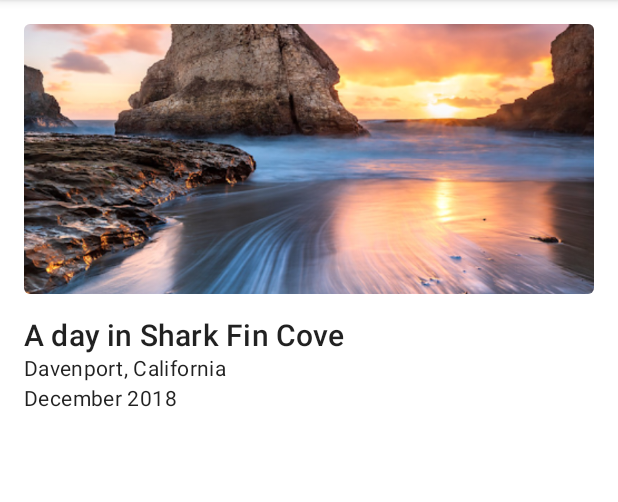
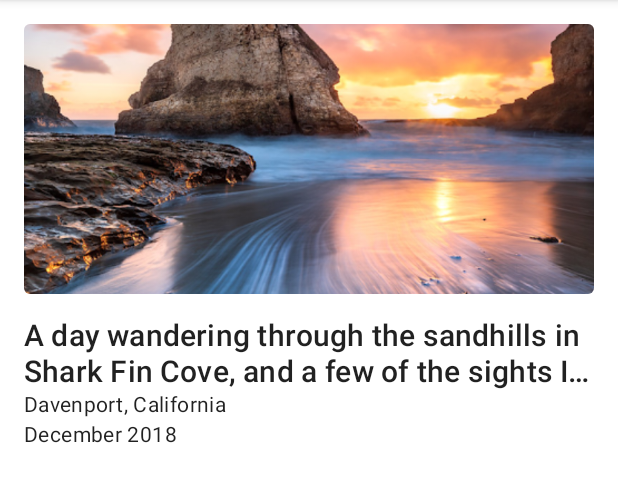
Before and after one commit to RujiraKongsomran/KT_JetpackComposeTutorial, an Android app built with Jetpack Compose: the screen it shows after launch (MainActivity), on a phone screen of 412 x 824 dp, the part 84-586 px from its top. Run offline under Robolectric (Android 15) with nearby library versions, the phone set to English and light mode, and no system bars.

```diff
--- a/app/src/main/java/com/rujirakongsomran/kt_jetpackcomposetutorial/MainActivity.kt
+++ b/app/src/main/java/com/rujirakongsomran/kt_jetpackcomposetutorial/MainActivity.kt
@@ -13,6 +13,7 @@ import androidx.compose.ui.Modifier
 import androidx.compose.ui.draw.clip
 import androidx.compose.ui.layout.ContentScale
 import androidx.compose.ui.res.painterResource
+import androidx.compose.ui.text.style.TextOverflow
 import androidx.compose.ui.tooling.preview.Preview
 import androidx.compose.ui.unit.dp
 
@@ -57,8 +58,12 @@ class MainActivity : AppCompatActivity() {
 
                 Spacer(Modifier.height(16.dp))
                 Text(
-                    "A day in Shark Fin Cove",
-                    style = typography.h6
+                    "A day wandering through the sandhills " +
+                            "in Shark Fin Cove, and a few of the " +
+                            "sights I saw",
+                    style = typography.h6,
+                    maxLines = 2,
+                    overflow = TextOverflow.Ellipsis
                 )
                 Text(
                     "Davenport, California",
```
